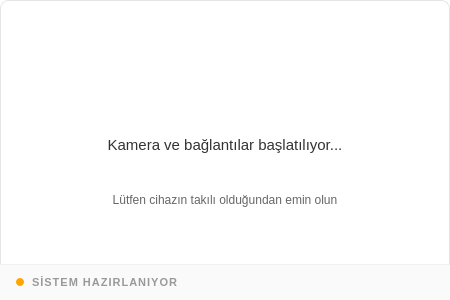
Above: loading_dialog.ui from akifs52/line-following before the change. Below: the same form after it.
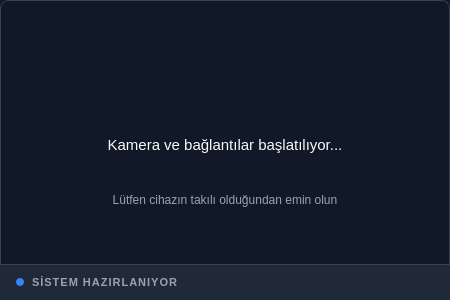
That is the form after the change.

Commit message: dark loading Ui

Diff of the .ui file:
```diff
--- a/loading_dialog.ui
+++ b/loading_dialog.ui
@@ -27,9 +27,9 @@
   </property>
   <property name="styleSheet">
    <string>QDialog {
-    background-color: #FFFFFF;
+    background-color: #111827;
     border-radius: 8px;
-    border: 1px solid #E5E5E5;
+    border: 1px solid #374151;
 }</string>
   </property>
   <property name="modal">
@@ -97,7 +97,7 @@
          <item>
           <widget class="QLabel" name="message_label">
            <property name="styleSheet">
-            <string>color: #333333;
+            <string>color: #F9FAFB;
 font-size: 15px;
 font-weight: normal;</string>
            </property>
@@ -115,7 +115,7 @@
          <item>
           <widget class="QLabel" name="info_label">
            <property name="styleSheet">
-            <string>color: #666666;
+            <string>color: #9CA3AF;
 font-size: 12px;</string>
            </property>
            <property name="text">
@@ -151,8 +151,8 @@
      </property>
      <property name="styleSheet">
       <string>QWidget#statusWidget {
-    background-color: #FAFAFA;
-    border-top: 1px solid #F0F0F0;
+    background-color: #1F2937;
+    border-top: 1px solid #374151;
 }</string>
      </property>
      <layout class="QHBoxLayout" name="statusLayout">
@@ -186,7 +186,7 @@
          </size>
         </property>
         <property name="styleSheet">
-         <string>background-color: #FFA500; 
+         <string>background-color: #3B82F6; 
 border-radius: 4px;</string>
         </property>
         <property name="text">
@@ -197,7 +197,7 @@
       <item>
        <widget class="QLabel" name="status_label">
         <property name="styleSheet">
-         <string>color: #999999; 
+         <string>color: #9CA3AF; 
 font-size: 11px; 
 font-weight: 600;
 text-transform: uppercase;
```
The commit also changes 3 other files.
